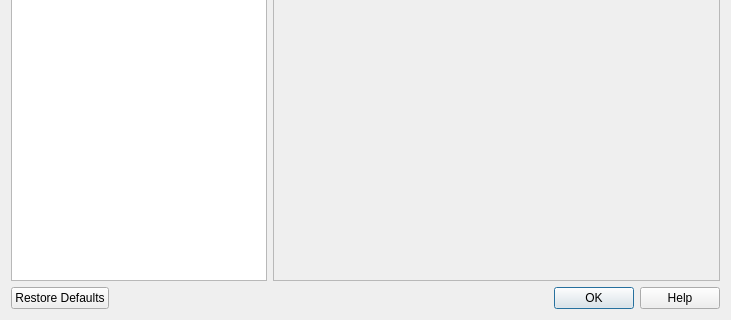
Above: src/sas/qtgui/Utilities/Preferences/UI/PreferencesUI.ui from SasView/sasview before the change; both pictures show x 0 to 731 and y 143 to 463 of the 731 by 463 pixel window. Below: the same form after it.
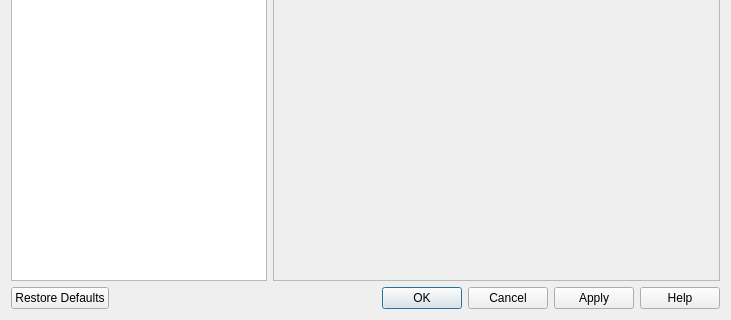
That is the form after the change. Icons and pictures are not drawn.

Commit message: Add cancel and apply buttons to preferences panel

What changed in the file:
```diff
--- a/src/sas/qtgui/Utilities/Preferences/UI/PreferencesUI.ui
+++ b/src/sas/qtgui/Utilities/Preferences/UI/PreferencesUI.ui
@@ -88,7 +88,7 @@
       <enum>Qt::Horizontal</enum>
      </property>
      <property name="standardButtons">
-      <set>QDialogButtonBox::Help|QDialogButtonBox::Ok|QDialogButtonBox::RestoreDefaults</set>
+      <set>QDialogButtonBox::Apply|QDialogButtonBox::Cancel|QDialogButtonBox::Help|QDialogButtonBox::Ok|QDialogButtonBox::RestoreDefaults</set>
      </property>
     </widget>
    </item>
```
Left out of the diff: 4 changed lines with no effect on the pictures.
